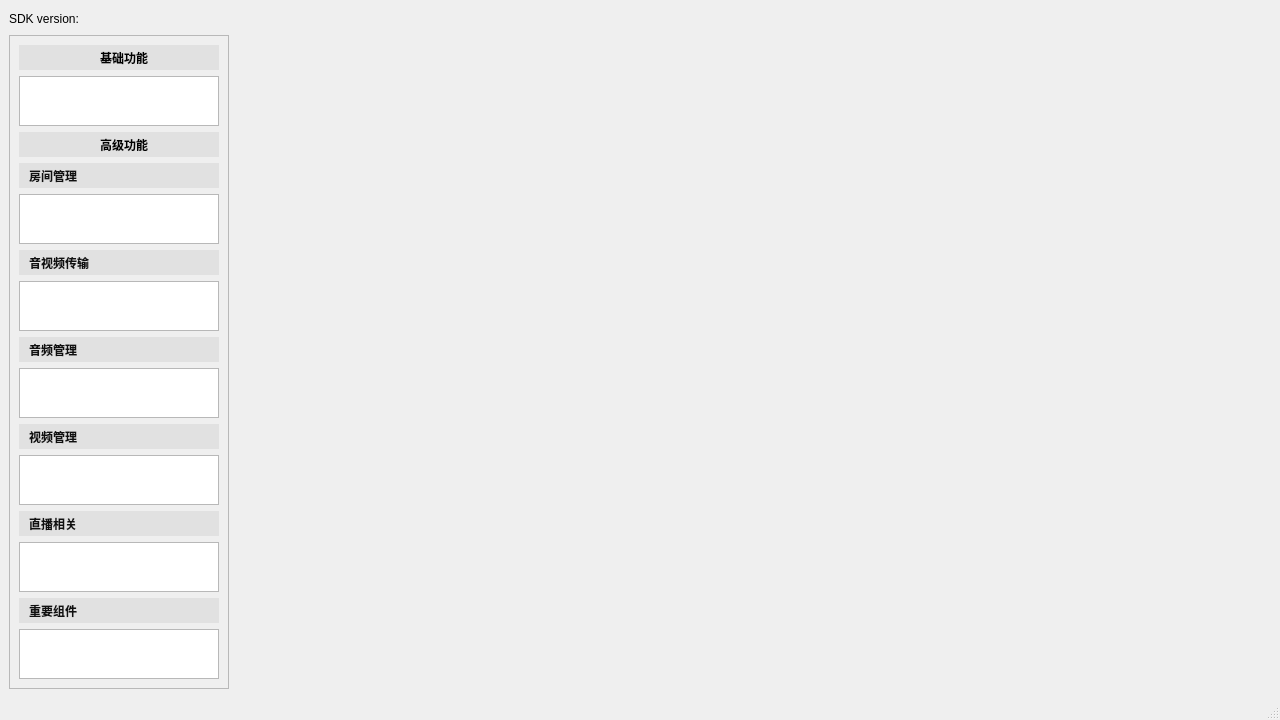
Qt form Windows/src/mainwindow.ui (volcengine/VolcEngineRTC) before a commit.
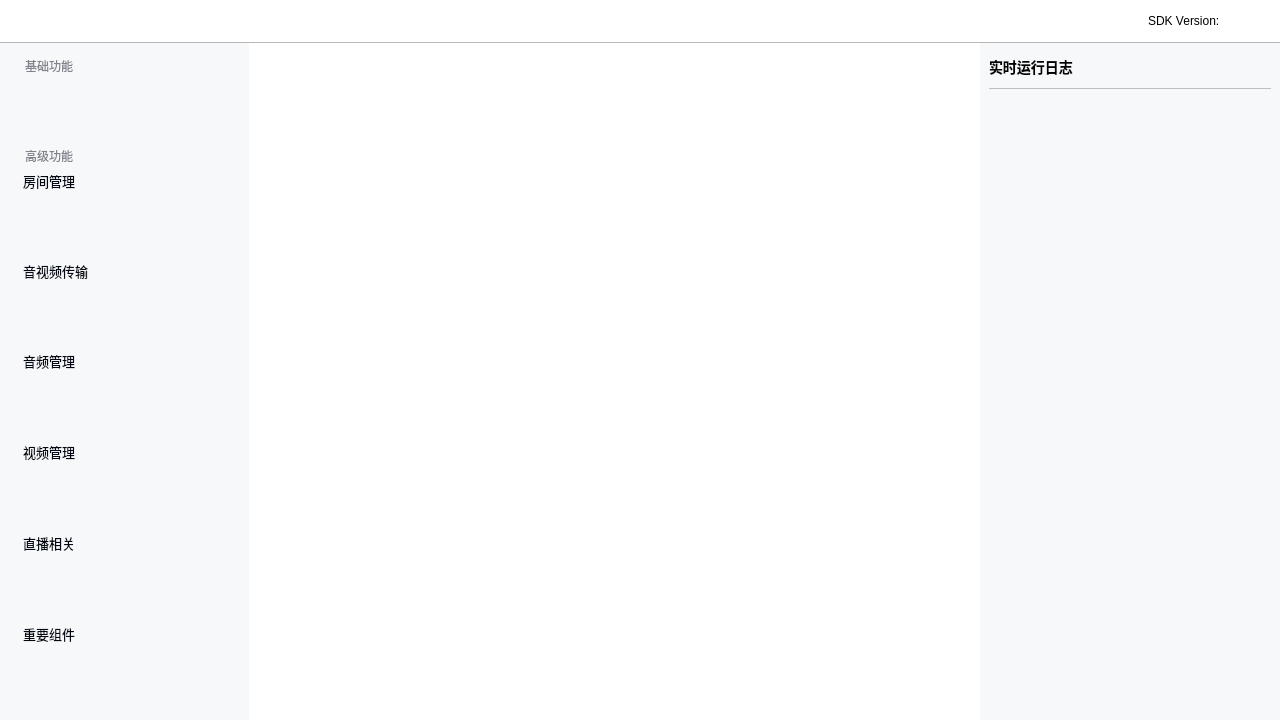
The same form after that commit. Icons and pictures are not drawn. Custom widgets are drawn as their Qt base class.

The edit to the form file:
```diff
--- a/Windows/src/mainwindow.ui
+++ b/Windows/src/mainwindow.ui
@@ -25,19 +25,62 @@
   <property name="windowTitle">
    <string>MainWindow</string>
   </property>
+  <property name="styleSheet">
+   <string notr="true"/>
+  </property>
   <widget class="QWidget" name="centralwidget">
    <layout class="QVBoxLayout" name="verticalLayout_2">
+    <property name="spacing">
+     <number>0</number>
+    </property>
+    <property name="leftMargin">
+     <number>0</number>
+    </property>
+    <property name="topMargin">
+     <number>0</number>
+    </property>
+    <property name="rightMargin">
+     <number>0</number>
+    </property>
+    <property name="bottomMargin">
+     <number>0</number>
+    </property>
     <item>
+     <widget class="QWidget" name="widget_top" native="true">
+      <property name="styleSheet">
+       <string notr="true">background-color: rgb(255, 255, 255);</string>
+      </property>
      <layout class="QHBoxLayout" name="horizontalLayout">
       <item>
-       <widget class="QLabel" name="label">
+        <widget class="QLabel" name="label_11">
+         <property name="minimumSize">
+          <size>
+           <width>20</width>
+           <height>0</height>
+          </size>
+         </property>
         <property name="text">
-         <string>SDK version:</string>
+          <string/>
         </property>
        </widget>
       </item>
       <item>
-       <widget class="QLabel" name="label_version">
+        <widget class="QLabel" name="label_icon">
+         <property name="minimumSize">
+          <size>
+           <width>228</width>
+           <height>24</height>
+          </size>
+         </property>
+         <property name="maximumSize">
+          <size>
+           <width>228</width>
+           <height>24</height>
+          </size>
+         </property>
+         <property name="styleSheet">
+          <string notr="true">border-image: url(:/img/Resources/ui/Frame.png);</string>
+         </property>
         <property name="text">
          <string/>
         </property>
@@ -56,10 +99,63 @@
         </property>
        </spacer>
       </item>
-     </layout>
+       <item>
+        <widget class="QLabel" name="label_v">
+         <property name="text">
+          <string>SDK Version:</string>
+         </property>
+        </widget>
+       </item>
+       <item>
+        <widget class="QLabel" name="label_version">
+         <property name="text">
+          <string/>
+         </property>
+        </widget>
+       </item>
+       <item>
+        <widget class="QLabel" name="label_12">
+         <property name="minimumSize">
+          <size>
+           <width>32</width>
+           <height>0</height>
+          </size>
+         </property>
+         <property name="text">
+          <string/>
+         </property>
+        </widget>
+       </item>
+      </layout>
+     </widget>
     </item>
     <item>
-     <layout class="QHBoxLayout" name="horizontalLayout_2" stretch="0,10">
+     <widget class="QLabel" name="label_10">
+      <property name="minimumSize">
+       <size>
+        <width>0</width>
+        <height>1</height>
+       </size>
+      </property>
+      <property name="maximumSize">
+       <size>
+        <width>16777215</width>
+        <height>1</height>
+       </size>
+      </property>
+      <property name="frameShape">
+       <enum>QFrame::StyledPanel</enum>
+      </property>
+      <property name="text">
+       <string/>
+      </property>
+     </widget>
+    </item>
+    <item>
+     <layout class="QHBoxLayout" name="horizontalLayout_2" stretch="0,10,0">
+      <property name="spacing">
+       <number>0</number>
+      </property>
       <item>
        <widget class="QFrame" name="frame">
         <property name="minimumSize">
@@ -68,21 +164,37 @@
           <height>0</height>
          </size>
         </property>
+        <property name="styleSheet">
+         <string notr="true">background-color: rgb(246, 248, 250);</string>
+        </property>
         <property name="frameShape">
-         <enum>QFrame::StyledPanel</enum>
+         <enum>QFrame::NoFrame</enum>
         </property>
         <property name="frameShadow">
          <enum>QFrame::Raised</enum>
         </property>
-        <layout class="QVBoxLayout" name="verticalLayout_4">
-         <item>
           <layout class="QVBoxLayout" name="verticalLayout">
+         <property name="spacing">
+          <number>0</number>
+         </property>
+         <property name="leftMargin">
+          <number>12</number>
+         </property>
+         <property name="topMargin">
+          <number>12</number>
+         </property>
            <item>
             <widget class="QLabel" name="label_2">
              <property name="minimumSize">
               <size>
                <width>0</width>
-               <height>25</height>
+             <height>22</height>
+            </size>
+           </property>
+           <property name="maximumSize">
+            <size>
+             <width>16777215</width>
+             <height>22</height>
               </size>
              </property>
              <property name="styleSheet">
@@ -90,15 +202,36 @@
 	text-align:left;
 	font-weight: bold;
 	padding-left: 10px;
-	background-color:#E1E1E1;
+	color: #80838A;
+	font-family: PingFang SC;
+	font-size: 12px;
+	font-style: normal;
+	font-weight: 400;
+	line-height: 22px; 
 }
+
 </string>
              </property>
              <property name="text">
               <string>基础功能</string>
              </property>
              <property name="alignment">
-              <set>Qt::AlignCenter</set>
+            <set>Qt::AlignLeading|Qt::AlignLeft|Qt::AlignVCenter</set>
+           </property>
+          </widget>
+         </item>
+         <item>
+          <layout class="QHBoxLayout" name="horizontalLayout_8">
+           <item>
+            <widget class="QLabel" name="label_9">
+             <property name="minimumSize">
+              <size>
+               <width>28</width>
+               <height>0</height>
+              </size>
+             </property>
+             <property name="text">
+              <string/>
              </property>
             </widget>
            </item>
@@ -116,7 +249,12 @@
                <height>16777215</height>
               </size>
              </property>
+             <property name="frameShape">
+              <enum>QFrame::NoFrame</enum>
+             </property>
             </widget>
+           </item>
+          </layout>
            </item>
            <item>
             <widget class="QLabel" name="label_3">
@@ -131,15 +269,21 @@
 	text-align:left;
 	font-weight: bold;
 	padding-left: 10px;
-	background-color:#E1E1E1;
+	color: #80838A;
+	font-family: PingFang SC;
+	font-size: 12px;
+	font-style: normal;
+	font-weight: 400;
+	line-height: 22px; 
 }
+
 </string>
              </property>
              <property name="text">
               <string>高级功能</string>
              </property>
              <property name="alignment">
-              <set>Qt::AlignCenter</set>
+            <set>Qt::AlignLeading|Qt::AlignLeft|Qt::AlignVCenter</set>
              </property>
             </widget>
            </item>
@@ -171,19 +315,37 @@
 	text-align:left;
 	font-weight: bold;
 	padding-left: 10px;
+	color: #020814;
+	font-family: PingFang SC;	
+	font-size: 13px;
+	font-style: normal;
+	font-weight: 400;
+	line-height: 22px; /* 169.231% */
+	letter-spacing: 0.039px;
 }
-QPushButton:disabled{
-	background-color:#E1E1E1;
-	border-radius:20px;
-	color:#101010;
-}
+
 </string>
              </property>
              <property name="text">
               <string>房间管理</string>
              </property>
              <property name="flat">
-              <bool>false</bool>
+            <bool>true</bool>
+           </property>
+          </widget>
+         </item>
+         <item>
+          <layout class="QHBoxLayout" name="horizontalLayout_3">
+           <item>
+            <widget class="QLabel" name="label_4">
+             <property name="minimumSize">
+              <size>
+               <width>28</width>
+               <height>0</height>
+              </size>
+             </property>
+             <property name="text">
+              <string/>
              </property>
             </widget>
            </item>
@@ -201,7 +363,12 @@
                <height>16777215</height>
               </size>
              </property>
+             <property name="frameShape">
+              <enum>QFrame::NoFrame</enum>
+             </property>
             </widget>
+           </item>
+          </layout>
            </item>
            <item>
             <widget class="QPushButton" name="btn_audio_video">
@@ -231,19 +398,37 @@
 	text-align:left;
 	font-weight: bold;
 	padding-left: 10px;
+	color: #020814;
+	font-family: PingFang SC;	
+	font-size: 13px;
+	font-style: normal;
+	font-weight: 400;
+	line-height: 22px; /* 169.231% */
+	letter-spacing: 0.039px;
 }
-QPushButton:disabled{
-	background-color:#E1E1E1;
-	border-radius:20px;
-	color:#101010;
-}
+
 </string>
              </property>
              <property name="text">
               <string>音视频传输</string>
              </property>
              <property name="flat">
-              <bool>false</bool>
+            <bool>true</bool>
+           </property>
+          </widget>
+         </item>
+         <item>
+          <layout class="QHBoxLayout" name="horizontalLayout_4">
+           <item>
+            <widget class="QLabel" name="label_5">
+             <property name="minimumSize">
+              <size>
+               <width>28</width>
+               <height>0</height>
+              </size>
+             </property>
+             <property name="text">
+              <string/>
              </property>
             </widget>
            </item>
@@ -261,7 +446,12 @@
                <height>16777215</height>
               </size>
              </property>
+             <property name="frameShape">
+              <enum>QFrame::NoFrame</enum>
+             </property>
             </widget>
+           </item>
+          </layout>
            </item>
            <item>
             <widget class="QPushButton" name="btn_audio">
@@ -291,19 +481,37 @@
 	text-align:left;
 	font-weight: bold;
 	padding-left: 10px;
+	color: #020814;
+	font-family: PingFang SC;	
+	font-size: 13px;
+	font-style: normal;
+	font-weight: 400;
+	line-height: 22px; /* 169.231% */
+	letter-spacing: 0.039px;
 }
-QPushButton:disabled{
-	background-color:#E1E1E1;
-	border-radius:20px;
-	color:#101010;
-}
+
 </string>
              </property>
              <property name="text">
               <string>音频管理</string>
              </property>
              <property name="flat">
-              <bool>false</bool>
+            <bool>true</bool>
+           </property>
+          </widget>
+         </item>
+         <item>
+          <layout class="QHBoxLayout" name="horizontalLayout_5">
+           <item>
+            <widget class="QLabel" name="label_6">
+             <property name="minimumSize">
+              <size>
+               <width>28</width>
+               <height>0</height>
+              </size>
+             </property>
+             <property name="text">
+              <string/>
              </property>
             </widget>
            </item>
@@ -321,7 +529,12 @@
                <height>16777215</height>
               </size>
              </property>
+             <property name="frameShape">
+              <enum>QFrame::NoFrame</enum>
+             </property>
             </widget>
+           </item>
+          </layout>
            </item>
            <item>
             <widget class="QPushButton" name="btn_video">
@@ -351,19 +564,37 @@
 	text-align:left;
 	font-weight: bold;
 	padding-left: 10px;
+	color: #020814;
+	font-family: PingFang SC;	
+	font-size: 13px;
+	font-style: normal;
+	font-weight: 400;
+	line-height: 22px; /* 169.231% */
+	letter-spacing: 0.039px;
 }
-QPushButton:disabled{
-	background-color:#E1E1E1;
-	border-radius:20px;
-	color:#101010;
-}
+
 </string>
              </property>
              <property name="text">
               <string>视频管理</string>
              </property>
              <property name="flat">
-              <bool>false</bool>
+            <bool>true</bool>
+           </property>
+          </widget>
+         </item>
+         <item>
+          <layout class="QHBoxLayout" name="horizontalLayout_6">
+           <item>
+            <widget class="QLabel" name="label_7">
+             <property name="minimumSize">
+              <size>
+               <width>28</width>
+               <height>0</height>
+              </size>
+             </property>
+             <property name="text">
+              <string/>
              </property>
             </widget>
            </item>
@@ -381,7 +612,12 @@
                <height>16777215</height>
               </size>
              </property>
+             <property name="frameShape">
+              <enum>QFrame::NoFrame</enum>
+             </property>
             </widget>
+           </item>
+          </layout>
            </item>
            <item>
             <widget class="QPushButton" name="btn_publish_stream">
@@ -411,19 +647,37 @@
 	text-align:left;
 	font-weight: bold;
 	padding-left: 10px;
+	color: #020814;
+	font-family: PingFang SC;	
+	font-size: 13px;
+	font-style: normal;
+	font-weight: 400;
+	line-height: 22px; /* 169.231% */
+	letter-spacing: 0.039px;
 }
-QPushButton:disabled{
-	background-color:#E1E1E1;
-	border-radius:20px;
-	color:#101010;
-}
+
 </string>
              </property>
              <property name="text">
               <string>直播相关</string>
              </property>
              <property name="flat">
-              <bool>false</bool>
+            <bool>true</bool>
+           </property>
+          </widget>
+         </item>
+         <item>
+          <layout class="QHBoxLayout" name="horizontalLayout_7">
+           <item>
+            <widget class="QLabel" name="label_8">
+             <property name="minimumSize">
+              <size>
+               <width>28</width>
+               <height>0</height>
+              </size>
+             </property>
+             <property name="text">
+              <string/>
              </property>
             </widget>
            </item>
@@ -441,7 +695,12 @@
                <height>16777215</height>
               </size>
              </property>
+             <property name="frameShape">
+              <enum>QFrame::NoFrame</enum>
+             </property>
             </widget>
+           </item>
+          </layout>
            </item>
            <item>
             <widget class="QPushButton" name="btn_third_party">
@@ -471,19 +730,37 @@
 	text-align:left;
 	font-weight: bold;
 	padding-left: 10px;
+	color: #020814;
+	font-family: PingFang SC;	
+	font-size: 13px;
+	font-style: normal;
+	font-weight: 400;
+	line-height: 22px; /* 169.231% */
+	letter-spacing: 0.039px;
 }
-QPushButton:disabled{
-	background-color:#E1E1E1;
-	border-radius:20px;
-	color:#101010;
-}
+
 </string>
              </property>
              <property name="text">
               <string>重要组件</string>
              </property>
              <property name="flat">
-              <bool>false</bool>
+            <bool>true</bool>
+           </property>
+          </widget>
+         </item>
+         <item>
+          <layout class="QHBoxLayout" name="horizontalLayout_13">
+           <item>
+            <widget class="QLabel" name="label_16">
+             <property name="minimumSize">
+              <size>
+               <width>28</width>
+               <height>0</height>
+              </size>
+             </property>
+             <property name="text">
+              <string/>
              </property>
             </widget>
            </item>
@@ -501,10 +778,26 @@
                <height>16777215</height>
               </size>
              </property>
+             <property name="frameShape">
+              <enum>QFrame::NoFrame</enum>
+             </property>
             </widget>
            </item>
           </layout>
          </item>
+         <item>
+          <spacer name="verticalSpacer_2">
+           <property name="orientation">
+            <enum>Qt::Vertical</enum>
+           </property>
+           <property name="sizeHint" stdset="0">
+            <size>
+             <width>20</width>
+             <height>40</height>
+            </size>
+           </property>
+          </spacer>
+         </item>
          <item>
           <spacer name="verticalSpacer">
            <property name="orientation">
@@ -529,6 +822,9 @@
           <height>600</height>
          </size>
         </property>
+        <property name="styleSheet">
+         <string notr="true">QWidget{background-color: rgb(255, 255, 255);}</string>
+        </property>
         <layout class="QVBoxLayout" name="verticalLayout_3">
          <property name="leftMargin">
           <number>2</number>
@@ -548,13 +844,86 @@
         </layout>
        </widget>
       </item>
-     </layout>
-    </item>
-   </layout>
+      <item>
+       <widget class="QWidget" name="widget_2" native="true">
+        <property name="minimumSize">
+         <size>
+          <width>300</width>
+          <height>0</height>
+         </size>
+        </property>
+        <property name="styleSheet">
+         <string notr="true">background-color: #f7f8fa;</string>
+        </property>
+        <layout class="QVBoxLayout" name="verticalLayout_4">
+         <property name="spacing">
+          <number>6</number>
+         </property>
+         <item>
+          <widget class="QLabel" name="label_13">
+           <property name="maximumSize">
+            <size>
+             <width>16777215</width>
+             <height>30</height>
+            </size>
+           </property>
+           <property name="styleSheet">
+            <string notr="true">color: var(--text-color-text-1, #0C0D0E);
+text-align: center;
+font-family: PingFang SC;
+font-size: 14px;
+font-style: normal;
+font-weight: 600;
+line-height: normal;</string>
+           </property>
+           <property name="text">
+            <string>实时运行日志</string>
+           </property>
+          </widget>
+         </item>
+         <item>
+          <widget class="QLabel" name="label_14">
+           <property name="minimumSize">
+            <size>
+             <width>0</width>
+             <height>1</height>
+            </size>
+           </property>
+           <property name="maximumSize">
+            <size>
+             <width>16777214</width>
+             <height>1</height>
+            </size>
+           </property>
+           <property name="frameShape">
+            <enum>QFrame::StyledPanel</enum>
+           </property>
+           <property name="frameShadow">
+            <enum>QFrame::Sunken</enum>
+           </property>
+           <property name="text">
+            <string/>
+           </property>
+          </widget>
+         </item>
+         <item>
+          <widget class="LogWidget" name="widget_log" native="true"/>
+         </item>
+        </layout>
+       </widget>
+      </item>
+     </layout>
+    </item>
+   </layout>
   </widget>
-  <widget class="QStatusBar" name="statusbar"/>
  </widget>
  <customwidgets>
+  <customwidget>
+   <class>LogWidget</class>
+   <extends>QWidget</extends>
+   <header location="global">LogWidget.h</header>
+   <container>1</container>
+  </customwidget>
   <customwidget>
    <class>ListWidget</class>
    <extends>QListWidget</extends>
```
Left out of the diff: 33 changed lines with no effect on the pictures. Lines whose indentation alone changed are shown as unchanged.
